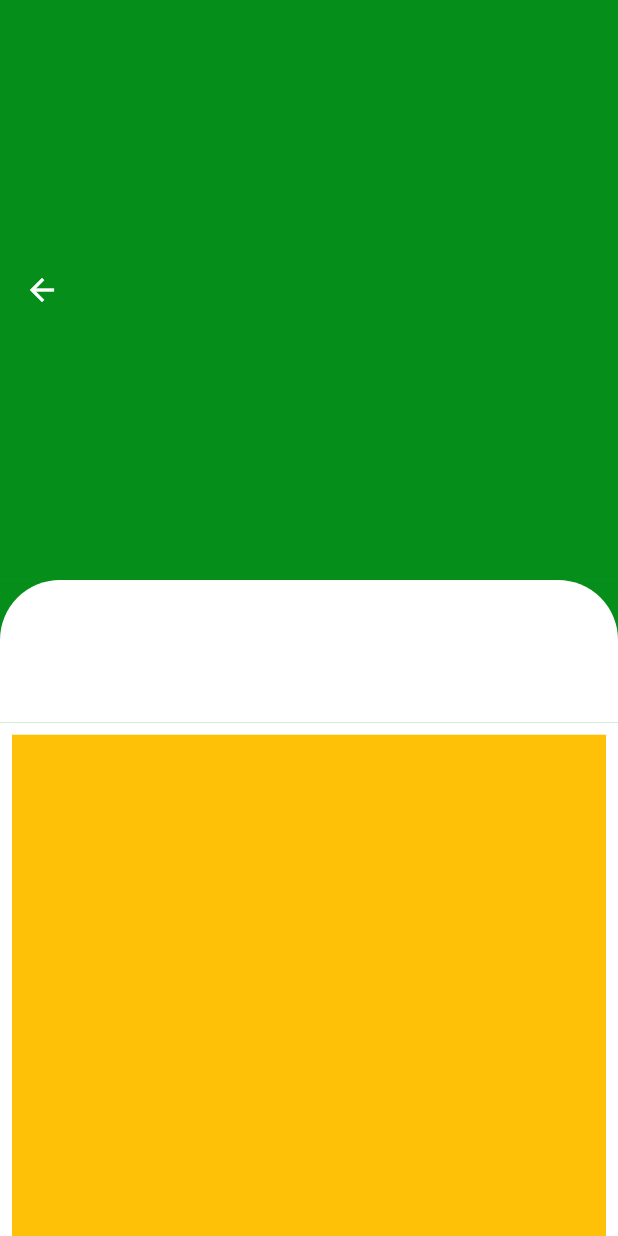
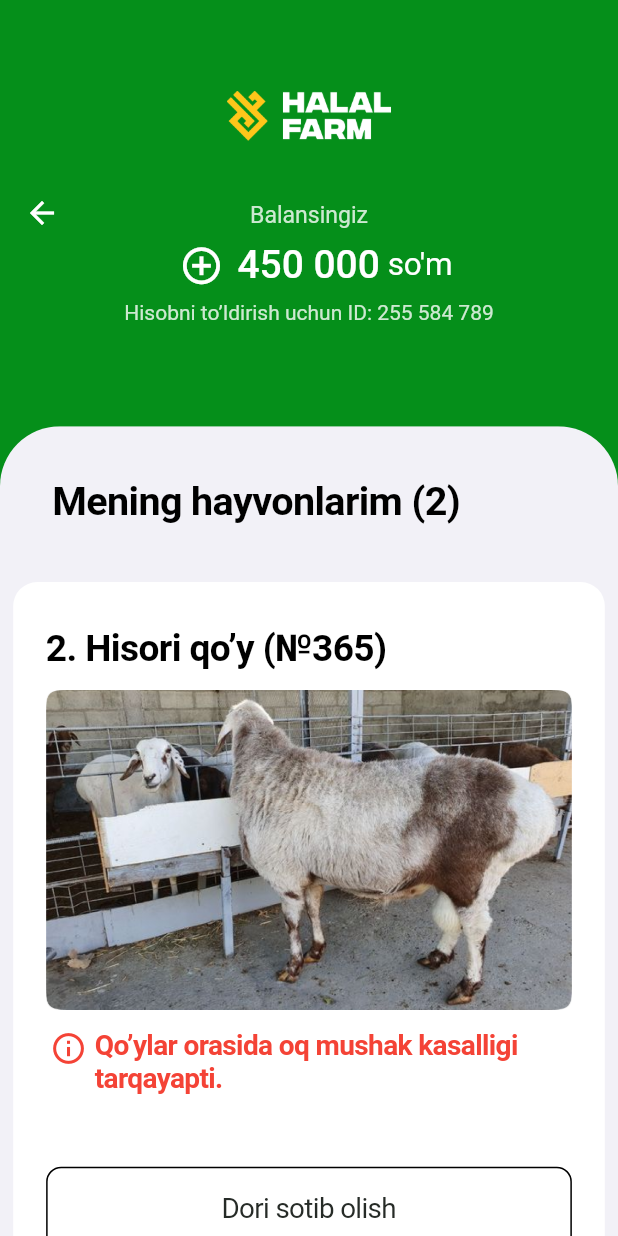
Before and after one commit to AzizbekFlutterDeveloper/halalFarm, a Flutter app: the HomePage screen opened by its route, on a phone screen of 412 x 824 dp. Run offline on Flutter 3.47's test engine with Material 2 defaults, Android fonts, the phone set to English and light mode, and no system bars; drawn by our look-alikes of auto_size_text; our stand-ins replace bloc, easy_localization, flutter_bloc; missing offline and left inert: shared_preferences_web.

Commit message:
HomePageFinish

```diff
--- a/lib/screens/home_page/page/home_page.dart
+++ b/lib/screens/home_page/page/home_page.dart
@@ -2,6 +2,9 @@ import 'package:flutter/cupertino.dart';
 import 'package:flutter/material.dart';
 import 'package:halol_farm/code/constans/colors_consts.dart';
 import 'package:halol_farm/code/constans/size_config.dart';
+import 'package:halol_farm/screens/home_page/widget/animaladd_container.dart';
+import 'package:halol_farm/screens/home_page/widget/container_add.dart';
+import 'package:halol_farm/screens/home_page/widget/container_myanimal.dart';
 
 class HomePage extends StatelessWidget {
   const HomePage({Key? key}) : super(key: key);
@@ -10,42 +13,129 @@ class HomePage extends StatelessWidget {
   Widget build(BuildContext context) {
     SizeConfig().init(context);
     return CupertinoPageScaffold(
-      backgroundColor: Colors.white,
+      backgroundColor: ConsColors.green,
       child: CustomScrollView(
-
         physics: ScrollPhysics(),
         slivers: [
           SliverAppBar(
-            toolbarHeight: getHeight(313),
+            toolbarHeight: getHeight(230),
             backgroundColor: ConsColors.green,
+            flexibleSpace: Column(
+              children: [
+                SizedBox(height: getHeight(48)),
+                SizedBox(
+                  height: getHeight(29),
+                  width: getWidth(100),
+                  child: Image.asset("assets/image/halalForm.png"),
+                ),
+                SizedBox(height: getHeight(32)),
+                Text(
+                  "Balansingiz",
+                  style: TextStyle(
+                    fontSize: getWidth(14),
+                    color: Color(0xffCDE9D1),
+                  ),
+                ),
+                Row(
+                  mainAxisAlignment: MainAxisAlignment.center,
+                  children: [
+                    IconButton(
+                        onPressed: () {},
+                        icon: Icon(
+                          Icons.add_circle_outline_outlined,
+                          size: getHeight(24),
+                          color: Colors.white,
+                        )),
+                    Text(
+                      "450 000",
+                      style: TextStyle(
+                        fontSize: getHeight(21),
+                        color: Colors.white,
+                        fontWeight: FontWeight.w500,
+                      ),
+                    ),
+                    Text(
+                      " so'm",
+                      style: TextStyle(
+                        fontSize: getHeight(17),
+                        color: Colors.white,
+                      ),
+                    ),
+                  ],
+                ),
+                Text(
+                  "Hisobni to’ldirish uchun ID: 255 584 789",
+                  style: TextStyle(color: Color(0xffCDE9D1)),
+                ),
+              ],
+            ),
           ),
           SliverToBoxAdapter(
             child: Container(
+              alignment: Alignment(-0.5, 0.1),
               height: getHeight(77),
-              color: ConsColors.green,
-              child: Container(
-                height: getHeight(77),
+              width: getWidth(375),
               decoration: BoxDecoration(
                 borderRadius: BorderRadius.vertical(top: Radius.circular(40)),
-                color: Colors.white,
-
+                color: Color(0xffF2F1F7),
               ),
+              child: Text(
+                "Mening hayvonlarim (2)",
+                style: TextStyle(
+                  color: Colors.black,
+                  fontSize: getWidth(24),
+                  fontWeight: FontWeight.w700,
+                ),
               ),
-
             ),
           ),
           SliverGrid(
-            gridDelegate: SliverGridDelegateWithFixedCrossAxisCount(crossAxisCount: 1),
+            gridDelegate: SliverGridDelegateWithFixedCrossAxisCount(
+                crossAxisCount: 1, mainAxisExtent: getHeight(727)),
+            delegate: SliverChildBuilderDelegate(
+              (context, index) {
+                return Container(
+                  color: Color(0xffF2F1F7),
+                  child: ContainerMyAnimal(),
+                );
+              },
+              childCount: 2,
+            ),
+          ),
+          SliverToBoxAdapter(
+            child: Container(
+              height: getHeight(160),
+              width: getWidth(375),
+              color: Color(0xffF2F1F7),
+              child: Padding(
+                padding:  EdgeInsets.all(getWidth(8)),
+                child: Column(
+                  crossAxisAlignment: CrossAxisAlignment.start,
+                  children: [
+                    ContainerAdd(
+                      name: "+ " + "Yangi hayvon sotib olish",
+                    ),
+                    SizedBox(height: getHeight(64)),
+                    Text("Sizga yoqishi mumkin",
+                      style: TextStyle(
+                        color: Colors.black,
+                        fontSize: getWidth(24),
+                        fontWeight: FontWeight.w700,
+                      ),
+                    )
+                  ],
+                ),
+              )
+            ),
+
+          ),
+          SliverGrid(
+            gridDelegate: SliverGridDelegateWithFixedCrossAxisCount(crossAxisCount: 1,mainAxisExtent: getHeight(378)),
             delegate: SliverChildBuilderDelegate(
               (context, index){
-                return Container(
-                  margin: EdgeInsets.all(8),
-                  height: 300,
-                  color: Colors.amber,
-                );
+                return Container(color: Color(0xffF2F1F7),child: AnimalAddContainer());
               }
             ),
-
           ),
         ],
       ),
--- /dev/null
+++ b/lib/screens/home_page/widget/animaladd_container.dart
@@ -0,0 +1,74 @@
+import 'package:flutter/material.dart';
+import 'package:halol_farm/code/constans/size_config.dart';
+
+class AnimalAddContainer extends StatelessWidget {
+  const AnimalAddContainer({Key? key}) : super(key: key);
+
+  @override
+  Widget build(BuildContext context) {
+    return GestureDetector(
+      child: Container(
+        margin: EdgeInsets.all(getWidth(8)),
+        height: getHeight(378),
+        width: getWidth(359),
+        decoration: const BoxDecoration(
+          borderRadius: BorderRadius.all(Radius.circular(15)),
+          color: Colors.white,
+        ),
+        child: Column(
+          crossAxisAlignment: CrossAxisAlignment.start,
+          children: [
+            Container(
+              height: getHeight(278),
+              width: getWidth(359),
+              decoration: const BoxDecoration(
+                borderRadius: BorderRadius.vertical(
+                  top: Radius.circular(15),
+                ),
+                image: DecorationImage(
+                  fit: BoxFit.cover,
+                  image: AssetImage("assets/image/image 4.png"),
+                ),
+              ),
+            ),
+           Padding(
+             padding: EdgeInsets.all(getWidth(20)),
+             child: Column(
+               crossAxisAlignment: CrossAxisAlignment.start,
+               children: [
+                  Text("Qorabayir toy · 3 oylik",
+                style: TextStyle(
+                  color: Color(0xff3E423F),
+                  fontSize: getWidth(16),
+                  fontWeight: FontWeight.w400,
+                ),
+              ),
+              SizedBox(height: getHeight(10)),
+              Row(
+                children: [
+                  Text("3 250 000",
+                    style: TextStyle(
+                      color: Colors.black,
+                      fontSize: getWidth(26),
+                      fontWeight: FontWeight.w600,
+                    ),
+                  ),
+                  Text("so'm",
+                style: TextStyle(
+                  color: Colors.black,
+                  fontSize: getWidth(16),
+                  fontWeight: FontWeight.w400,
+                ),
+              ),
+                ],
+              ),
+               ],
+             ),
+           ),
+
+          ],
+        ),
+      ),
+    );
+  }
+}
--- /dev/null
+++ b/lib/screens/home_page/widget/container_add.dart
@@ -0,0 +1,30 @@
+import 'package:flutter/material.dart';
+import 'package:halol_farm/code/constans/size_config.dart';
+
+class ContainerAdd extends StatelessWidget {
+  final String? name;
+  const ContainerAdd({ Key? key, this.name }) : super(key: key);
+
+  @override
+  Widget build(BuildContext context) {
+    return GestureDetector(
+      child: Container(
+        height: getHeight(56),
+        width: getWidth(359),
+        decoration: BoxDecoration(
+          border: Border.all(color: Colors.black),
+          borderRadius: BorderRadius.all(Radius.circular(15)),
+        ),
+        child: Center(
+          child: Text(name ?? "",
+            style: TextStyle(
+              color: Colors.black,
+              fontSize: getWidth(17),
+              fontWeight: FontWeight.w600,
+            ),
+          ),
+        ),
+      ),
+    );
+  }
+}
--- /dev/null
+++ b/lib/screens/home_page/widget/container_myanimal.dart
@@ -0,0 +1,231 @@
+import 'package:auto_size_text/auto_size_text.dart';
+import 'package:flutter/material.dart';
+import 'package:halol_farm/code/constans/colors_consts.dart';
+import 'package:halol_farm/code/constans/size_config.dart';
+
+class ContainerMyAnimal extends StatelessWidget {
+  const ContainerMyAnimal({Key? key}) : super(key: key);
+
+  @override
+  Widget build(BuildContext context) {
+    return Container(
+      margin: EdgeInsets.all(getWidth(8)),
+      height: getHeight(727),
+      width: getWidth(359),
+      decoration: const BoxDecoration(
+        color: Colors.white,
+        borderRadius: BorderRadius.all(Radius.circular(16)),
+      ),
+      child: Padding(
+        padding: EdgeInsets.symmetric(
+          vertical: getHeight(24),
+          horizontal: getWidth(20),
+        ),
+        child: Column(
+          crossAxisAlignment: CrossAxisAlignment.start,
+          children: [
+            Text(
+              "2. Hisori qo’y (№365)",
+              style: TextStyle(
+                color: Colors.black,
+                fontSize: getHeight(20),
+                fontWeight: FontWeight.w600,
+              ),
+            ),
+            Container(
+              height: getHeight(194),
+              width: getWidth(319),
+              decoration: const BoxDecoration(
+                borderRadius: BorderRadius.all(Radius.circular(8)),
+                image: DecorationImage(
+                  image: AssetImage("assets/image/animal pic.png"),
+                ),
+              ),
+            ),
+            SizedBox(
+              height: getHeight(74),
+              width: getWidth(319),
+              child: Row(
+                crossAxisAlignment: CrossAxisAlignment.start,
+                mainAxisAlignment: MainAxisAlignment.spaceAround,
+                children: [
+                  Icon(
+                    Icons.info_outline,
+                    size: getHeight(20),
+                    color: Colors.red,
+                  ),
+                  SizedBox(
+                    height: getHeight(74),
+                    width: getWidth(287),
+                    child: AutoSizeText(
+                      "Qo’ylar orasida oq mushak kasalligi tarqayapti. ",
+                      style: TextStyle(
+                        color: Colors.red,
+                        fontSize: getWidth(17),
+                        fontWeight: FontWeight.w600,
+                      ),
+                    ),
+                  ),
+                ],
+              ),
+            ),
+            Container(
+              height: getHeight(46),
+              width: getWidth(319),
+              decoration: BoxDecoration(
+                border: Border.all(color: Colors.black),
+                borderRadius: const BorderRadius.all(Radius.circular(10)),
+              ),
+              child: Center(
+                child: Text(
+                  "Dori sotib olish",
+                  style: TextStyle(
+                    fontSize: getHeight(15),
+                    color: const Color(0xff262B27),
+                  ),
+                ),
+              ),
+            ),
+            SizedBox(height: getHeight(24)),
+            Row(
+              mainAxisAlignment: MainAxisAlignment.spaceBetween,
+              children: [
+                Column(
+                  crossAxisAlignment: CrossAxisAlignment.start,
+                  children: [
+                    Text(
+                      "Yetilish ko’rsatkichi",
+                      style: TextStyle(
+                        fontSize: getWidth(18),
+                        fontWeight: FontWeight.w500,
+                      ),
+                    ),
+                    SizedBox(height: getHeight(12)),
+                    Text(
+                      "Taxminiy yetilish sanasi: ",
+                      style: TextStyle(
+                        color: const Color(0xff6E716F),
+                        fontSize: getWidth(14),
+                      ),
+                    ),
+                    Text(
+                      "22-aprel, 2022-yil",
+                      style: TextStyle(
+                        color: const Color(0xff6E716F),
+                        fontSize: getWidth(14),
+                      ),
+                    ),
+                  ],
+                ),
+                Row(
+                  children: [
+                    Text(
+                      "52%",
+                      style: TextStyle(
+                        color: Colors.black,
+                        fontSize: getWidth(18),
+                      ),
+                    ),
+                    Container(
+                      margin: EdgeInsets.only(left: getWidth(15)),
+                      height: getHeight(100),
+                      width: getHeight(74),
+                      decoration: BoxDecoration(
+                        border: Border.all(color: Colors.grey),
+                        borderRadius: const BorderRadius.all(Radius.circular(16)),
+                      ),
+                      child: Column(
+                        mainAxisAlignment: MainAxisAlignment.end,
+                        children: [
+                          Container(
+                            height: getHeight(54),
+                            width: getHeight(72),
+                            decoration: BoxDecoration(
+                              borderRadius:
+                                  const BorderRadius.all(Radius.circular(14)),
+                              color: ConsColors.green,
+                            ),
+                          ),
+                        ],
+                      ),
+                    ),
+                  ],
+                ),
+              ],
+            ),
+            SizedBox(height: getHeight(24)),
+            Text(
+              "Yemishlari (2)",
+              style: TextStyle(
+                color: Colors.black,
+                fontSize: getWidth(18),
+                fontWeight: FontWeight.w600,
+              ),
+            ),
+            SizedBox(
+              height: getHeight(158),
+              child: ListView.builder(
+                padding: const EdgeInsets.all(0),
+                physics: NeverScrollableScrollPhysics(),
+                itemCount: 2,
+                itemBuilder: (context, index) {
+                  return Column(
+                    children: [
+                      SizedBox(height: getHeight(20)),
+                      Row(
+                        mainAxisAlignment: MainAxisAlignment.spaceBetween,
+                        children: [
+                          CircleAvatar(
+                            radius: getHeight(23),
+                            backgroundImage:
+                                const AssetImage("assets/image/Ellipse 4 (1).png"),
+                          ),
+                          Column(
+                            crossAxisAlignment: CrossAxisAlignment.start,
+                            children: [
+                              Text(
+                                "Beda (58%)",
+                                style: TextStyle(
+                                  fontSize: getWidth(16),
+                                  color: Colors.black,
+                                  fontWeight: FontWeight.w500,
+                                ),
+                              ),
+                              Container(
+                                margin: EdgeInsets.only(top: getHeight(10)),
+                                height: getHeight(10),
+                                width: getWidth(247),
+                                decoration: BoxDecoration(
+                                  border: Border.all(color: Colors.grey),
+                                  borderRadius:
+                                      const BorderRadius.all(Radius.circular(10)),
+                                ),
+                                child: Row(
+                                  children: [
+                                    Container(
+                                      height: getHeight(9),
+                                      width: getWidth(152),
+                                      decoration: BoxDecoration(
+                                        borderRadius:
+                                            const BorderRadius.all(Radius.circular(10)),
+                                        color: ConsColors.green,
+                                      ),
+                                    ),
+                                  ],
+                                ),
+                              ),
+                            ],
+                          ),
+                        ],
+                      ),
+                    ],
+                  );
+                },
+              ),
+            ),
+          ],
+        ),
+      ),
+    );
+  }
+}
```
Also changed, not shown: assets/image/Ellipse 4 (1).png (added), assets/image/Ellipse 4.png (added), assets/image/animal pic.png (added), assets/image/image 4.png (added).
